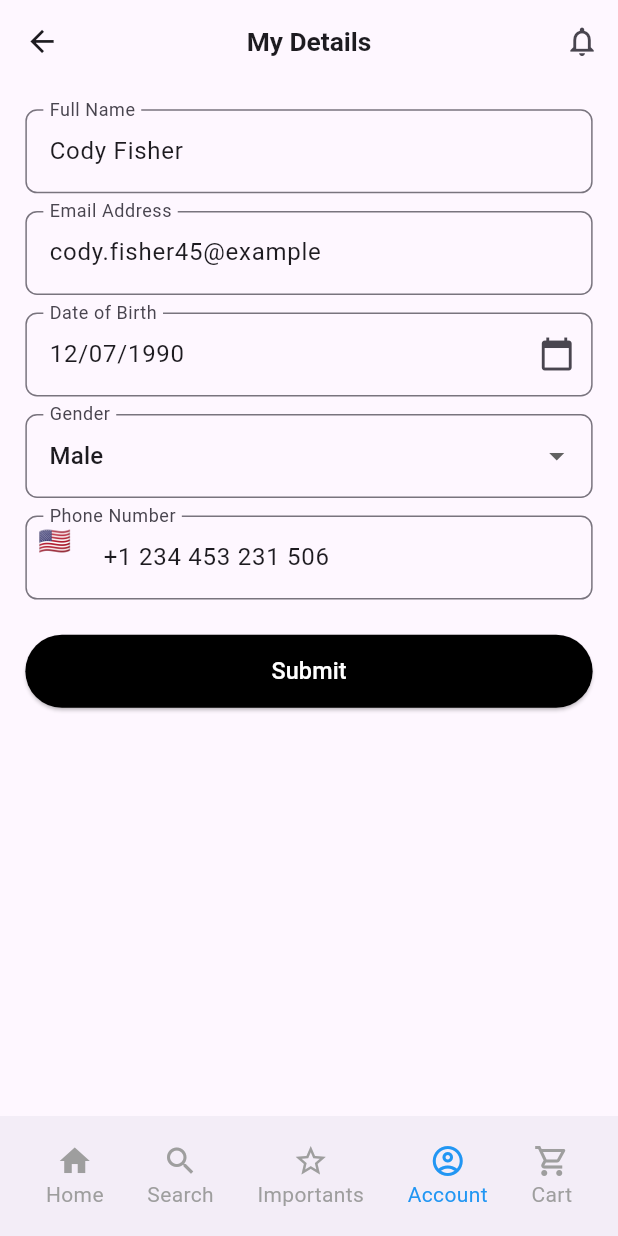
After one commit to mdhd7dn/project_maps_final, a Flutter app: the MyDetails screen opened by its route, on a phone screen of 412 x 824 dp. The commit adds this screen. Run offline on Flutter 3.47's test engine with Material 3 defaults, Android fonts, the phone set to English and light mode, and no system bars; our stand-ins replace flutter_screenutil, get, shared_preferences; accounts and stored records are empty; network calls fail.

Commit message:
simple update

```diff
--- a/lib/core/moveing_rout/approutes.dart
+++ b/lib/core/moveing_rout/approutes.dart
@@ -8,4 +8,8 @@ class AppRoutes {
   static const String restpasswordandemail = "/restpasswordandemail";
   static const String cases = "/cases";
   static const String account = "/account";
+  static const String mycases = "/mycases";
+  static const String myDetails = "/myDetails";
+  static const String addressCourts = "/addressCourts";
+  static const String paymentMethods = "/paymentMethods";
 }
--- a/lib/core/moveing_rout/routes.dart
+++ b/lib/core/moveing_rout/routes.dart
@@ -3,7 +3,11 @@ import 'package:get/get_navigation/src/routes/transitions_type.dart';
 import 'package:my_case/core/moveing_rout/approutes.dart';
 import 'package:my_case/featuers/cases/presenrtaion/bindings/casebinding.dart';
 import 'package:my_case/featuers/cases/presenrtaion/pages/case_screen.dart';
+import 'package:my_case/featuers/users/presenrtaion/pages/auth/account_screens/address_courts.dart';
+import 'package:my_case/featuers/users/presenrtaion/pages/auth/account_screens/my_cases.dart';
 import 'package:my_case/featuers/users/presenrtaion/pages/auth/account_screen.dart';
+import 'package:my_case/featuers/users/presenrtaion/pages/auth/account_screens/my_details.dart';
+import 'package:my_case/featuers/users/presenrtaion/pages/auth/account_screens/payment_methods.dart';
 import 'package:my_case/featuers/users/presenrtaion/pages/auth/enter_digit_code.dart';
 import 'package:my_case/featuers/users/presenrtaion/pages/homepage.dart';
 import 'package:my_case/featuers/users/presenrtaion/pages/auth/login_screen.dart';
@@ -58,5 +62,25 @@ List<GetPage<dynamic>>? getPages = [
     name: AppRoutes.account,
     page: () => AccountScreen(),
     transition: Transition.zoom,
-  )
+  ),
+  GetPage(
+    name: AppRoutes.mycases,
+    page: () => MyCases(),
+    transition: Transition.zoom,
+  ),
+  GetPage(
+    name: AppRoutes.myDetails,
+    page: () => MyDetails(),
+    transition: Transition.zoom,
+  ),
+  GetPage(
+    name: AppRoutes.addressCourts,
+    page: () => AddressCourts(),
+    transition: Transition.zoom,
+  ),
+  GetPage(
+    name: AppRoutes.paymentMethods,
+    page: () => PaymentMethods(),
+    transition: Transition.zoom,
+  ),
 ];
--- a/lib/featuers/payments/data/datasources/fineorpayment_datasource.dart
+++ b/lib/featuers/payments/data/datasources/fineorpayment_datasource.dart
@@ -12,7 +12,8 @@ abstract class FineOrPaymentRemoteDataSource {
 
 class FineOrPaymentRemoteDataSourceImpl
     implements FineOrPaymentRemoteDataSource {
-  final String baseUrl = "https://yourapi.com/api/payments";
+  final String baseUrl =
+      "http://samerabosamra-001-site1.mtempurl.com/api/payments";
 
   @override
   Future<List<FineOrPaymentModel>> getFinesOrPayments() async {
--- a/lib/featuers/roles/data/datasources/role_datasource.dart
+++ b/lib/featuers/roles/data/datasources/role_datasource.dart
@@ -11,7 +11,8 @@ abstract class RoleRemoteDataSource {
 }
 
 class RoleRemoteDataSourceImpl implements RoleRemoteDataSource {
-  final String baseUrl = "https://yourapi.com/api/roles";
+  final String baseUrl =
+      "http://samerabosamra-001-site1.mtempurl.com/api/roles";
 
   @override
   Future<List<RoleModel>> getRoles() async {
--- a/lib/featuers/user_lawyer_relationship/data/datasources/user_lawyerwith_datasource.dart
+++ b/lib/featuers/user_lawyer_relationship/data/datasources/user_lawyerwith_datasource.dart
@@ -15,7 +15,7 @@ abstract class UserLawyerWithRemoteDataSource {
 class UserLawyerWithRemoteDataSourceImpl
     implements UserLawyerWithRemoteDataSource {
   final String baseUrl =
-      "https://yourapi.com/api/userLawyerWiths"; // 🔹 غيّر هذا بالـ API الخاص بك
+      "http://samerabosamra-001-site1.mtempurl.com/api/userLawyerWiths";
 
   @override
   Future<List<UserLawyerWithModel>> getUserLawyerWiths() async {
--- /dev/null
+++ b/lib/featuers/users/presenrtaion/pages/auth/account_screens/my_details.dart
@@ -0,0 +1,182 @@
+import 'package:flutter/material.dart';
+import 'package:flutter_screenutil/flutter_screenutil.dart';
+import 'package:get/get.dart';
+
+class MyDetails extends StatefulWidget {
+  const MyDetails({super.key});
+
+  @override
+  _MyDetailsState createState() => _MyDetailsState();
+}
+
+class _MyDetailsState extends State<MyDetails> {
+  int _currentTabIndex = 3;
+
+  @override
+  Widget build(BuildContext context) {
+    return Scaffold(
+      appBar: AppBar(
+        title: Text("My Details",
+            style: TextStyle(fontSize: 18.sp, fontWeight: FontWeight.bold)),
+        centerTitle: true,
+        leading: IconButton(
+          icon: Icon(Icons.arrow_back, size: 24.sp),
+          onPressed: () => Get.back(),
+        ),
+        actions: [
+          IconButton(
+            icon: Icon(Icons.notifications_none, size: 24.sp),
+            onPressed: () {},
+          ),
+        ],
+      ),
+      body: Padding(
+        padding: EdgeInsets.all(16.w),
+        child: Column(
+          crossAxisAlignment: CrossAxisAlignment.start,
+          children: [
+            _buildTextField("Full Name", "Cody Fisher"),
+            SizedBox(height: 12.h),
+            _buildTextField("Email Address", "cody.fisher45@example"),
+            SizedBox(height: 12.h),
+            _buildDateField("Date of Birth", "12/07/1990"),
+            SizedBox(height: 12.h),
+            _buildDropdownField("Gender", "Male"),
+            SizedBox(height: 12.h),
+            _buildPhoneField("Phone Number", "+1 234 453 231 506"),
+            SizedBox(height: 24.h),
+            SizedBox(
+              width: double.infinity,
+              height: 50.h,
+              child: ElevatedButton(
+                style: ElevatedButton.styleFrom(backgroundColor: Colors.black),
+                onPressed: () {
+                  Get.snackbar(
+                    "Success",
+                    "Done",
+                    snackPosition: SnackPosition.BOTTOM,
+                    backgroundColor: Colors.green,
+                    colorText: Colors.white,
+                    icon: Icon(Icons.check_circle, color: Colors.white),
+                  );
+                },
+                child: Text("Submit",
+                    style: TextStyle(color: Colors.white, fontSize: 16.sp)),
+              ),
+            ),
+          ],
+        ),
+      ),
+      bottomNavigationBar: BottomAppBar(
+        child: Row(
+          mainAxisAlignment: MainAxisAlignment.spaceAround,
+          children: [
+            _buildBottomNavItem(
+              icon: Icons.home,
+              label: "Home",
+              isActive: _currentTabIndex == 0,
+              onTap: () => setState(() => _currentTabIndex = 0),
+            ),
+            _buildBottomNavItem(
+              icon: Icons.search,
+              label: "Search",
+              isActive: _currentTabIndex == 1,
+              onTap: () => setState(() => _currentTabIndex = 1),
+            ),
+            _buildBottomNavItem(
+              icon: Icons.star_border,
+              label: "Importants",
+              isActive: _currentTabIndex == 2,
+              onTap: () => setState(() => _currentTabIndex = 2),
+            ),
+            _buildBottomNavItem(
+              icon: Icons.account_circle_outlined,
+              label: "Account",
+              isActive: _currentTabIndex == 3,
+              onTap: () {
+                Get.toNamed('/account');
+              },
+            ),
+            _buildBottomNavItem(
+              icon: Icons.shopping_cart_outlined,
+              label: "Cart",
+              isActive: _currentTabIndex == 4,
+              onTap: () => setState(() => _currentTabIndex = 4),
+            ),
+          ],
+        ),
+      ),
+    );
+  }
+
+  Widget _buildBottomNavItem({
+    required IconData icon,
+    required String label,
+    required bool isActive,
+    required VoidCallback onTap,
+  }) {
+    return GestureDetector(
+      onTap: onTap,
+      child: Column(
+        mainAxisSize: MainAxisSize.min,
+        children: [
+          Icon(icon, color: isActive ? Colors.blue : Colors.grey),
+          Text(
+            label,
+            style: TextStyle(color: isActive ? Colors.blue : Colors.grey),
+          ),
+        ],
+      ),
+    );
+  }
+
+  Widget _buildTextField(String label, String initialValue) {
+    return TextField(
+      decoration: InputDecoration(
+        labelText: label,
+        border: OutlineInputBorder(borderRadius: BorderRadius.circular(8.r)),
+      ),
+      controller: TextEditingController(text: initialValue),
+    );
+  }
+
+  Widget _buildDateField(String label, String initialValue) {
+    return TextField(
+      decoration: InputDecoration(
+        labelText: label,
+        border: OutlineInputBorder(borderRadius: BorderRadius.circular(8.r)),
+        suffixIcon: Icon(Icons.calendar_today),
+      ),
+      controller: TextEditingController(text: initialValue),
+    );
+  }
+
+  Widget _buildDropdownField(String label, String value) {
+    return DropdownButtonFormField(
+      decoration: InputDecoration(
+        labelText: label,
+        border: OutlineInputBorder(borderRadius: BorderRadius.circular(8.r)),
+      ),
+      value: value,
+      items: ["Male", "Female"]
+          .map((e) => DropdownMenuItem(value: e, child: Text(e)))
+          .toList(),
+      onChanged: (val) {},
+    );
+  }
+
+  Widget _buildPhoneField(String label, String initialValue) {
+    return TextField(
+      decoration: InputDecoration(
+        labelText: label,
+        border: OutlineInputBorder(borderRadius: BorderRadius.circular(8.r)),
+        prefixIcon: Padding(
+          padding: EdgeInsets.only(left: 8.w, right: 8.w),
+          child: Text("🇺🇸", style: TextStyle(fontSize: 18.sp)),
+        ),
+      ),
+      controller: TextEditingController(text: initialValue),
+      keyboardType: TextInputType.phone,
+    );
+  }
+}
--- a/lib/featuers/users/presenrtaion/pages/homepage.dart
+++ b/lib/featuers/users/presenrtaion/pages/homepage.dart
@@ -70,6 +70,7 @@ class _HomePageState extends State<HomePage> {
   @override
   Widget build(BuildContext context) {
     return Scaffold(
+      resizeToAvoidBottomInset: false,
       body: Padding(
         padding: EdgeInsets.symmetric(horizontal: 24.w),
         child: Column(
```
Also changed, not shown: lib/featuers/users/presenrtaion/pages/auth/account_screen.dart (+51 -13 lines), lib/featuers/users/presenrtaion/pages/auth/account_screens/address_courts.dart (added, +117 -0 lines), lib/featuers/users/presenrtaion/pages/auth/account_screens/my_cases.dart (added, +200 -0 lines), lib/featuers/users/presenrtaion/pages/auth/account_screens/payment_methods.dart (added, +10 -0 lines).
